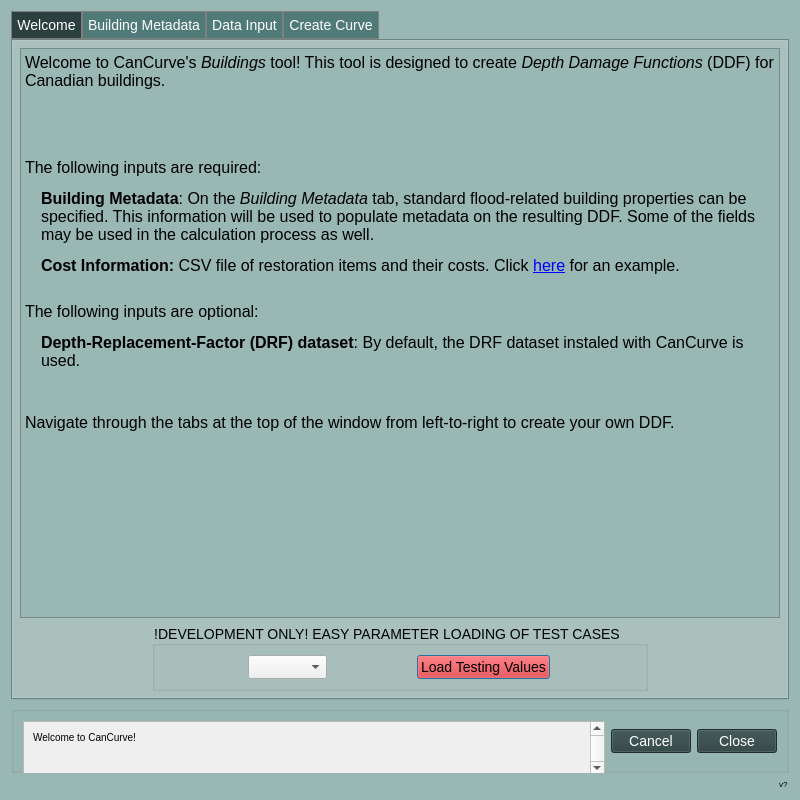
First picture: the form in cancurve/bldgs/cc_bldgs_dialog.ui, repository NRCan/CanCurve, before the edit.
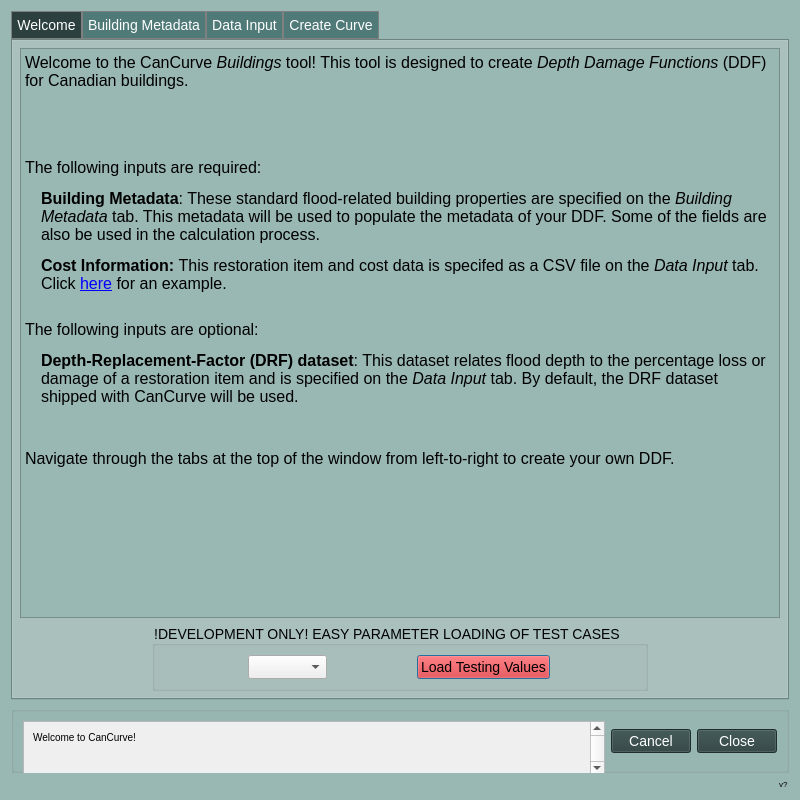
Second picture: the form after the edit. The open tabs and pages were chosen to show the change. Icons and pictures are not drawn.

What changed in the file:
```diff
--- a/cancurve/bldgs/cc_bldgs_dialog.ui
+++ b/cancurve/bldgs/cc_bldgs_dialog.ui
@@ -140,14 +140,14 @@
 &lt;html&gt;&lt;head&gt;&lt;meta name=&quot;qrichtext&quot; content=&quot;1&quot; /&gt;&lt;style type=&quot;text/css&quot;&gt;
 p, li { white-space: pre-wrap; }
 &lt;/style&gt;&lt;/head&gt;&lt;body style=&quot; font-family:'MS Shell Dlg 2'; font-size:14px; font-weight:400; font-style:normal;&quot;&gt;
-&lt;p style=&quot; margin-top:12px; margin-bottom:12px; margin-left:0px; margin-right:0px; -qt-block-indent:0; text-indent:0px;&quot;&gt;&lt;span style=&quot; font-size:12pt;&quot;&gt;Welcome to CanCurve's &lt;/span&gt;&lt;span style=&quot; font-size:12pt; font-style:italic;&quot;&gt;Buildings&lt;/span&gt;&lt;span style=&quot; font-size:12pt;&quot;&gt; tool! This tool is designed to create &lt;/span&gt;&lt;span style=&quot; font-size:12pt; font-style:italic;&quot;&gt;Depth Damage Functions&lt;/span&gt;&lt;span style=&quot; font-size:12pt;&quot;&gt; (DDF) for Canadian buildings.&lt;/span&gt;&lt;/p&gt;
+&lt;p style=&quot; margin-top:12px; margin-bottom:12px; margin-left:0px; margin-right:0px; -qt-block-indent:0; text-indent:0px;&quot;&gt;&lt;span style=&quot; font-size:12pt;&quot;&gt;Welcome to the CanCurve &lt;/span&gt;&lt;span style=&quot; font-size:12pt; font-style:italic;&quot;&gt;Buildings&lt;/span&gt;&lt;span style=&quot; font-size:12pt;&quot;&gt; tool! This tool is designed to create &lt;/span&gt;&lt;span style=&quot; font-size:12pt; font-style:italic;&quot;&gt;Depth Damage Functions&lt;/span&gt;&lt;span style=&quot; font-size:12pt;&quot;&gt; (DDF) for Canadian buildings.&lt;/span&gt;&lt;/p&gt;
 &lt;p align=&quot;center&quot; style=&quot; margin-top:12px; margin-bottom:12px; margin-left:0px; margin-right:0px; -qt-block-indent:0; text-indent:0px;&quot;&gt;&lt;img src=&quot;:/plugins/cancurve/img/icon.png&quot; /&gt;&lt;/p&gt;
 &lt;p align=&quot;center&quot; style=&quot;-qt-paragraph-type:empty; margin-top:12px; margin-bottom:12px; margin-left:0px; margin-right:0px; -qt-block-indent:0; text-indent:0px;&quot;&gt;&lt;br /&gt;&lt;/p&gt;
 &lt;p style=&quot; margin-top:12px; margin-bottom:12px; margin-left:0px; margin-right:0px; -qt-block-indent:0; text-indent:0px;&quot;&gt;&lt;span style=&quot; font-size:12pt;&quot;&gt;The following inputs are required:&lt;/span&gt;&lt;/p&gt;
-&lt;p style=&quot; margin-top:12px; margin-bottom:12px; margin-left:16px; margin-right:0px; -qt-block-indent:0; text-indent:0px;&quot;&gt;&lt;span style=&quot; font-size:12pt; font-weight:600;&quot;&gt;Building Metadata&lt;/span&gt;&lt;span style=&quot; font-size:12pt;&quot;&gt;: On the &lt;/span&gt;&lt;span style=&quot; font-size:12pt; font-style:italic;&quot;&gt;Building Metadata&lt;/span&gt;&lt;span style=&quot; font-size:12pt;&quot;&gt; tab, standard flood-related building properties can be specified. This information will be used to populate metadata on the resulting DDF. Some of the fields may be used in the calculation process as well.&lt;/span&gt;&lt;/p&gt;
-&lt;p style=&quot; margin-top:12px; margin-bottom:12px; margin-left:16px; margin-right:0px; -qt-block-indent:0; text-indent:0px;&quot;&gt;&lt;span style=&quot; font-size:12pt; font-weight:600;&quot;&gt;Cost Information: &lt;/span&gt;&lt;span style=&quot; font-size:12pt;&quot;&gt;CSV file of restoration items and their costs. Click &lt;/span&gt;&lt;a href=&quot;https://github.com/NRCan/CanCurve/blob/main/tests/data/bldgs/case1/R_1-L-BD-CU_ABCA.csv&quot;&gt;&lt;span style=&quot; font-size:12pt; text-decoration: underline; color:#0000ff;&quot;&gt;here&lt;/span&gt;&lt;/a&gt;&lt;span style=&quot; font-size:12pt;&quot;&gt; for an example.&lt;/span&gt;&lt;span style=&quot; font-size:14px;&quot;&gt;&lt;br /&gt;&lt;/span&gt;&lt;/p&gt;
+&lt;p style=&quot; margin-top:12px; margin-bottom:12px; margin-left:16px; margin-right:0px; -qt-block-indent:0; text-indent:0px;&quot;&gt;&lt;span style=&quot; font-size:12pt; font-weight:600;&quot;&gt;Building Metadata&lt;/span&gt;&lt;span style=&quot; font-size:12pt;&quot;&gt;: These standard flood-related building properties are specified on the &lt;/span&gt;&lt;span style=&quot; font-size:12pt; font-style:italic;&quot;&gt;Building Metadata&lt;/span&gt;&lt;span style=&quot; font-size:12pt;&quot;&gt; tab. This metadata will be used to populate the metadata of your DDF. Some of the fields are also be used in the calculation process.&lt;/span&gt;&lt;/p&gt;
+&lt;p style=&quot; margin-top:12px; margin-bottom:12px; margin-left:16px; margin-right:0px; -qt-block-indent:0; text-indent:0px;&quot;&gt;&lt;span style=&quot; font-size:12pt; font-weight:600;&quot;&gt;Cost Information: &lt;/span&gt;&lt;span style=&quot; font-size:12pt;&quot;&gt;This restoration item and cost data is specifed as a CSV file on the &lt;/span&gt;&lt;span style=&quot; font-size:12pt; font-style:italic;&quot;&gt;Data Input&lt;/span&gt;&lt;span style=&quot; font-size:12pt;&quot;&gt; tab. Click &lt;/span&gt;&lt;a href=&quot;https://github.com/NRCan/CanCurve/blob/main/tests/data/bldgs/case1/R_1-L-BD-CU_ABCA.csv&quot;&gt;&lt;span style=&quot; font-size:12pt; text-decoration: underline; color:#0000ff;&quot;&gt;here&lt;/span&gt;&lt;/a&gt;&lt;span style=&quot; font-size:12pt;&quot;&gt; for an example. &lt;/span&gt;&lt;span style=&quot; font-size:14px;&quot;&gt;&lt;br /&gt;&lt;/span&gt;&lt;/p&gt;
 &lt;p style=&quot; margin-top:12px; margin-bottom:12px; margin-left:0px; margin-right:0px; -qt-block-indent:0; text-indent:0px;&quot;&gt;&lt;span style=&quot; font-size:12pt;&quot;&gt;The following inputs are optional:&lt;/span&gt;&lt;/p&gt;
-&lt;p style=&quot; margin-top:12px; margin-bottom:12px; margin-left:16px; margin-right:0px; -qt-block-indent:0; text-indent:0px;&quot;&gt;&lt;span style=&quot; font-size:12pt; font-weight:600;&quot;&gt;Depth-Replacement-Factor (DRF) dataset&lt;/span&gt;&lt;span style=&quot; font-size:12pt;&quot;&gt;: By default, the DRF dataset instaled with CanCurve is used.&lt;/span&gt;&lt;/p&gt;
+&lt;p style=&quot; margin-top:12px; margin-bottom:12px; margin-left:16px; margin-right:0px; -qt-block-indent:0; text-indent:0px;&quot;&gt;&lt;span style=&quot; font-size:12pt; font-weight:600;&quot;&gt;Depth-Replacement-Factor (DRF) dataset&lt;/span&gt;&lt;span style=&quot; font-size:12pt;&quot;&gt;: This dataset relates flood depth to the percentage loss or damage of a restoration item and is specified on the &lt;/span&gt;&lt;span style=&quot; font-size:12pt; font-style:italic;&quot;&gt;Data Input&lt;/span&gt;&lt;span style=&quot; font-size:12pt;&quot;&gt; tab. By default, the DRF dataset shipped with CanCurve will be used.&lt;/span&gt;&lt;/p&gt;
 &lt;p style=&quot;-qt-paragraph-type:empty; margin-top:12px; margin-bottom:12px; margin-left:16px; margin-right:0px; -qt-block-indent:0; text-indent:0px; font-size:12pt;&quot;&gt;&lt;br /&gt;&lt;/p&gt;
 &lt;p style=&quot; margin-top:12px; margin-bottom:12px; margin-left:0px; margin-right:0px; -qt-block-indent:0; text-indent:0px;&quot;&gt;&lt;span style=&quot; font-size:12pt;&quot;&gt;Navigate through the tabs at the top of the window from left-to-right to create your own DDF.&lt;/span&gt;&lt;/p&gt;&lt;/body&gt;&lt;/html&gt;</string>
          </property>
```
Left out of the diff: 2 changed lines with no effect on the pictures.
